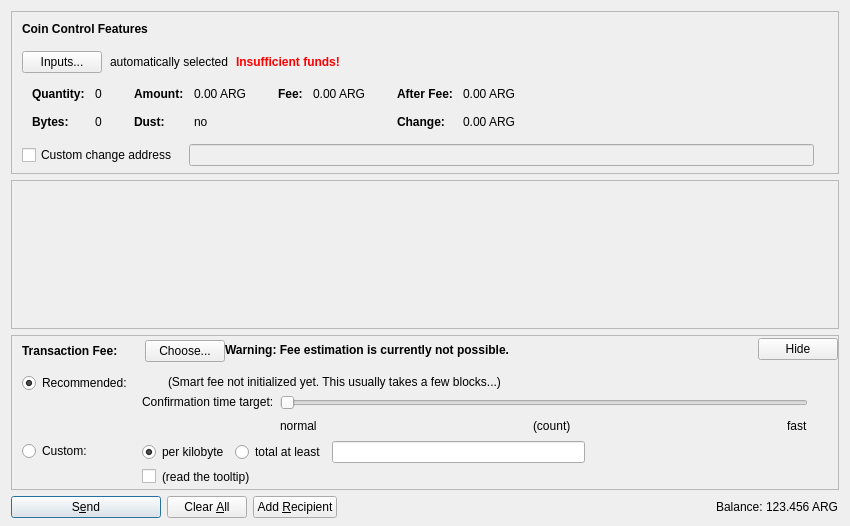
Qt form src/qt/forms/sendcoinsdialog.ui (dbkeys/argentum.x) before a commit.
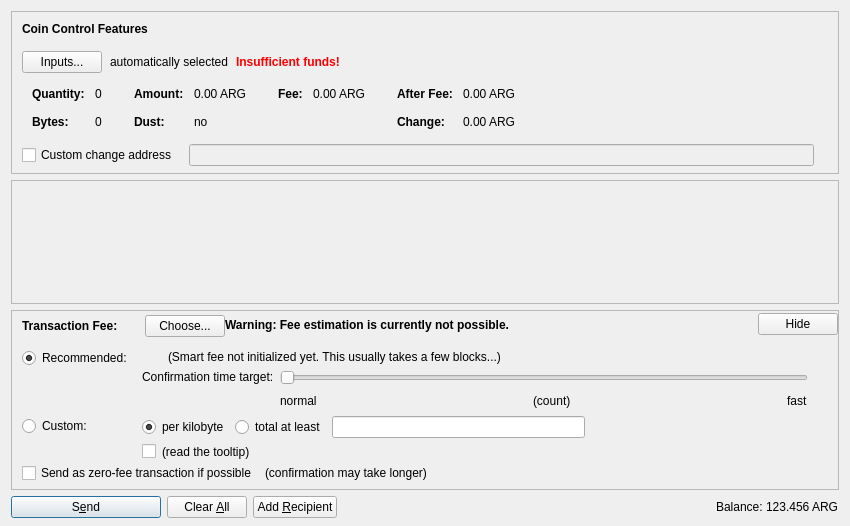
The same form after that commit. Icons and pictures are not drawn. Custom widgets are drawn as their Qt base class.

Commit message: Add zero-fee transaction option to QT GUI

What changed in the file:
```diff
--- a/src/qt/forms/sendcoinsdialog.ui
+++ b/src/qt/forms/sendcoinsdialog.ui
@@ -1180,6 +1180,59 @@
              </item>
             </layout>
            </item>
+           <item>
+            <layout class="QHBoxLayout" name="horizontalLayoutFee5" stretch="0,0,0">
+             <property name="spacing">
+              <number>8</number>
+             </property>
+             <property name="bottomMargin">
+              <number>4</number>
+             </property>
+             <item>
+              <widget class="QCheckBox" name="checkBoxFreeTx">
+               <property name="text">
+                <string>Send as zero-fee transaction if possible</string>
+               </property>
+              </widget>
+             </item>
+             <item>
+              <widget class="QLabel" name="labelFreeTx">
+               <property name="text">
+                <string>(confirmation may take longer)</string>
+               </property>
+               <property name="margin">
+                <number>5</number>
+               </property>
+              </widget>
+             </item>
+             <item>
+              <spacer name="horizontalSpacerFee5">
+               <property name="orientation">
+                <enum>Qt::Horizontal</enum>
+               </property>
+               <property name="sizeHint" stdset="0">
+                <size>
+                 <width>1</width>
+                 <height>1</height>
+                </size>
+               </property>
+              </spacer>
+             </item>
+            </layout>
+           </item>
+           <item>
+            <spacer name="verticalSpacerFee2">
+             <property name="orientation">
+              <enum>Qt::Vertical</enum>
+             </property>
+             <property name="sizeHint" stdset="0">
+              <size>
+               <width>1</width>
+               <height>1</height>
+              </size>
+             </property>
+            </spacer>
+           </item>
           </layout>
          </widget>
         </item>
```
The commit also changes 2 other files.
